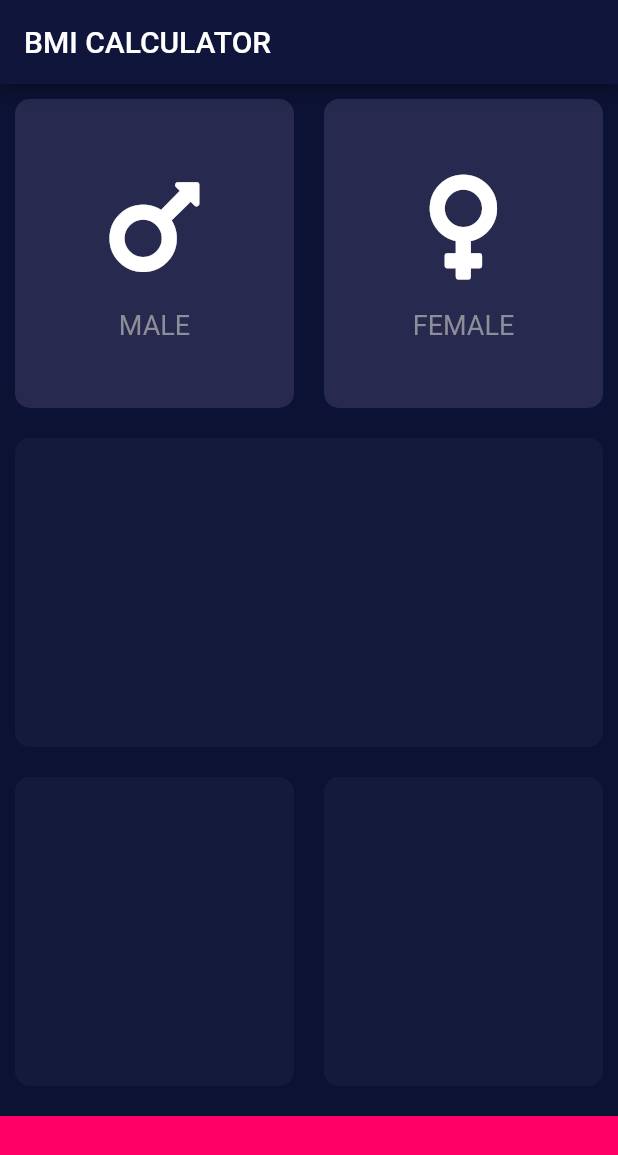
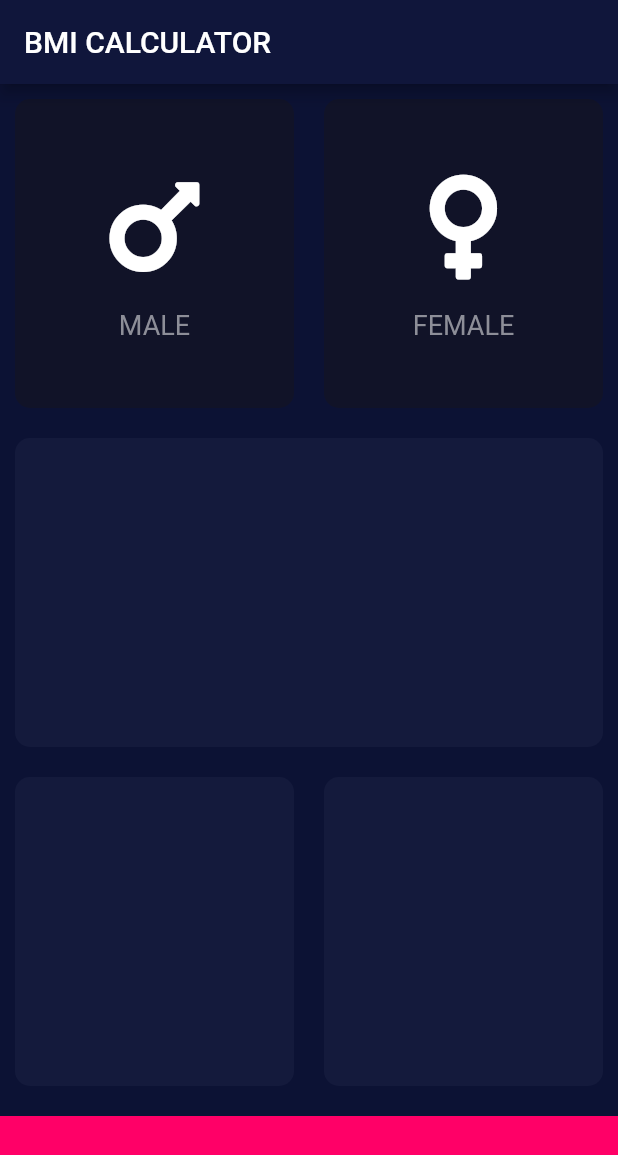
Before and after one commit to surrajj20/BMI--Calculator-App, a Flutter app: the screen it shows after launch, on a phone screen of 412 x 824 dp. Shown: the top 1155 px of the screen. Run offline on Flutter 3.47's test engine with Material 2 defaults, Android fonts, the phone set to English and light mode, and no system bars; our stand-ins replace font_awesome_flutter.

Commit message:
gesturedetector added and active/inactive property added

```diff
--- a/lib/input_page.dart
+++ b/lib/input_page.dart
@@ -4,8 +4,9 @@ import 'icon_content.dart';
 import 'reusable_card.dart';
 
 const bottomContainerHeight = 80.0;
-const activeCardColour = Color(0xFF272A4E);
-const normalCardColour = Color(0xFF141A3C);
+//const activeCardColour = Color(0xFF272A4E);
+const activeCardColour = Color(0xFF141A3C);
+const inactiveCardColour = Color(0xFF111328);
 const bottomContainerColour = Color(0xFFFF0067);
 
 class InputPage extends StatefulWidget {
@@ -14,6 +15,30 @@ class InputPage extends StatefulWidget {
 }
 
 class _InputPageState extends State<InputPage> {
+  Color maleCardColour = inactiveCardColour;
+  Color femaleCardColour = inactiveCardColour;
+
+  void updateColour(int gender) {
+    // male card pressed
+    if (gender == 1) {
+      if (maleCardColour == inactiveCardColour) {
+        maleCardColour = activeCardColour;
+        femaleCardColour = inactiveCardColour;
+      } else {
+        maleCardColour = inactiveCardColour;
+      }
+    }
+    // female card pressed
+    if (gender == 2) {
+      if (femaleCardColour == inactiveCardColour) {
+        femaleCardColour = activeCardColour;
+        maleCardColour = inactiveCardColour;
+      } else {
+        femaleCardColour = inactiveCardColour;
+      }
+    }
+  }
+
   @override
   Widget build(BuildContext context) {
     return Scaffold(
@@ -26,20 +51,34 @@ class _InputPageState extends State<InputPage> {
             child: Row(
               children: <Widget>[
                 Expanded(
+                  child: GestureDetector(
+                    onTap: () {
+                      setState(() {
+                        updateColour(1);
+                      });
+                    },
                     child: ReusableCard(
-                    colour: activeCardColour,
+                      colour: maleCardColour,
                       cardChild: IconContent(
                         icon: FontAwesomeIcons.mars,
                         label: 'MALE',
                       ),
                     ),
                   ),
+                ),
                 Expanded(
+                  child: GestureDetector(
+                    onTap: () {
+                      setState(() {
+                        updateColour(2);
+                      });
+                    },
                     child: ReusableCard(
-                    colour: activeCardColour,
+                      colour: femaleCardColour,
                       cardChild: IconContent(
                         icon: FontAwesomeIcons.venus,
                         label: 'FEMALE',
+                      ),
                     ),
                   ),
                 ),
@@ -48,7 +87,7 @@ class _InputPageState extends State<InputPage> {
           ),
           Expanded(
             child: ReusableCard(
-              colour: normalCardColour,
+              colour: activeCardColour,
             ),
           ),
           Expanded(
@@ -56,12 +95,12 @@ class _InputPageState extends State<InputPage> {
             children: <Widget>[
               Expanded(
                 child: ReusableCard(
-                  colour: normalCardColour,
+                  colour: activeCardColour,
                 ),
               ),
               Expanded(
                 child: ReusableCard(
-                  colour: normalCardColour,
+                  colour: activeCardColour,
                 ),
               ),
             ],
```
Lines whose indentation alone changed are shown as unchanged.
